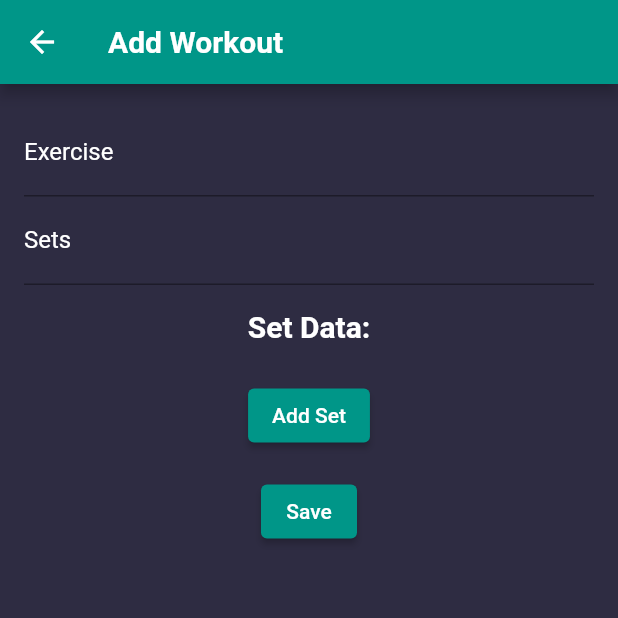
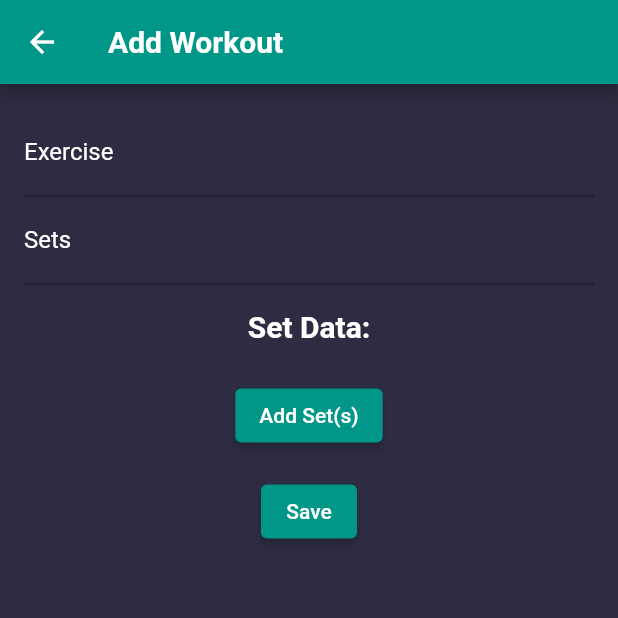
Before and after one commit to rohankewal/WorkoutLog, a Flutter app: the WorkoutInputPage screen opened directly, on a phone screen of 412 x 824 dp, the top half of it. Run offline on Flutter 3.47's test engine with Material 2 defaults, Android fonts, the phone set to English and light mode, and no system bars; our stand-ins replace charts_flutter, flutter_calendar_carousel.

Commit message:
style: changed user-entered text to white for better UI/UX

```diff
--- a/lib/main.dart
+++ b/lib/main.dart
@@ -286,6 +286,7 @@ class _WorkoutInputPageState extends State<WorkoutInputPage> {
                         color: Colors.white,
                       ),
                     ),
+                    style: const TextStyle(color: Colors.white),
                     validator: (value) {
                       if (value!.isEmpty) {
                         return 'Please enter an exercise';
@@ -299,6 +300,7 @@ class _WorkoutInputPageState extends State<WorkoutInputPage> {
                       labelText: 'Sets',
                       labelStyle: TextStyle(color: Colors.white),
                     ),
+                    style: const TextStyle(color: Colors.white),
                     keyboardType: TextInputType.number,
                     validator: (value) {
                       if (value!.isEmpty) {
@@ -338,7 +340,7 @@ class _WorkoutInputPageState extends State<WorkoutInputPage> {
                   ),
                   const SizedBox(height: 16.0),
                   ElevatedButton(
-                    child: const Text('Add Set'),
+                    child: const Text('Add Set(s)'),
                     onPressed: () {
                       setState(() {
                         final sets = int.parse(_setsController.text);
@@ -400,6 +402,7 @@ class SetInput extends StatelessWidget {
               labelText: 'Reps',
               labelStyle: TextStyle(color: Colors.white),
             ),
+            style: const TextStyle(color: Colors.white),
             keyboardType: TextInputType.number,
             onChanged: onRepsChanged,
           ),
@@ -411,6 +414,7 @@ class SetInput extends StatelessWidget {
               labelText: 'Weight',
               labelStyle: TextStyle(color: Colors.white),
             ),
+            style: const TextStyle(color: Colors.white),
             keyboardType: TextInputType.number,
             onChanged: onWeightChanged,
           ),
@@ -503,7 +507,8 @@ class BarChart extends StatelessWidget {
         id: 'Sets',
         domainFn: (SetData set, _) => 'Set ${setData.indexOf(set) + 1}',
         measureFn: (SetData set, _) => set.reps.toDouble(),
-        colorFn: (_, __) => charts.ColorUtil.fromDartColor(Colors.teal),
+        colorFn: (_, __) =>
+            charts.ColorUtil.fromDartColor(const Color(0xFF34D1C2)),
         data: setData,
       ),
     ];
```
